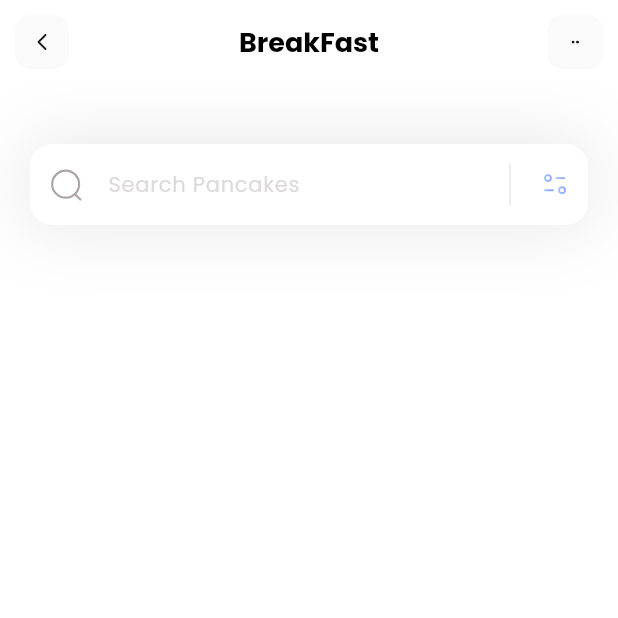
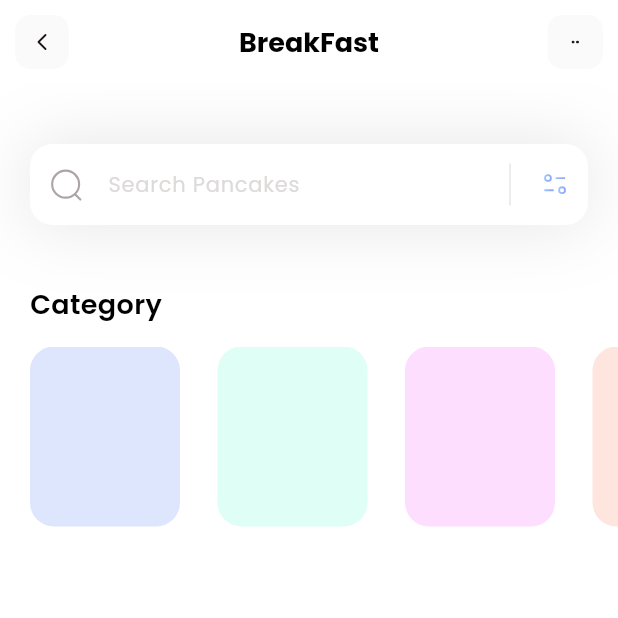
Before and after one commit to SuperiorSam22/flutter_Menu, a Flutter app: the screen it shows after launch, on a phone screen of 412 x 824 dp, the top half of it. Run offline on Flutter 3.47's test engine with Material 3 defaults, Android fonts, the phone set to English and light mode, and no system bars; our stand-ins replace flutter_svg.

Commit message:
categories box model 1

```diff
--- a/lib/main.dart
+++ b/lib/main.dart
@@ -14,7 +14,7 @@ class MyApp extends StatelessWidget {
     return MaterialApp(
       debugShowCheckedModeBanner: false,
       theme: ThemeData(fontFamily: 'Poppins'),
-      home: const HomePage()
+      home: HomePage()
     );
   }
 }
--- /dev/null
+++ b/lib/models/category_model.dart
@@ -0,0 +1,53 @@
+import 'package:flutter/material.dart';
+
+class CategoryModel{
+  String name;
+  String iconPath;
+  Color boxColor;
+
+
+  CategoryModel( {
+    required this.name,
+    required this.iconPath,
+    required this.boxColor,
+  });
+
+  static List<CategoryModel> getCategories() {
+    List<CategoryModel> categories = [];
+
+    categories.add(
+      CategoryModel(
+        name: 'Salad',
+        iconPath: 'assets/icons/plate.svg',
+        boxColor: Color.fromARGB(255, 146, 171, 253)
+      )
+    );
+
+
+    categories.add(
+      CategoryModel(
+        name: 'cake',
+        iconPath: 'assets/icons/pancakes.svg',
+        boxColor: Color.fromARGB(255, 146, 253, 224)
+      )
+    );
+
+    categories.add(
+      CategoryModel(
+        name: 'pie',
+        iconPath: 'assets/icons/pie.svg',
+        boxColor: Color.fromARGB(255, 248, 146, 253)
+      )
+    );
+
+    categories.add(
+      CategoryModel(
+        name: 'Smoothies',
+        iconPath: 'assets/icons/orange-snacks.svg',
+        boxColor: Color.fromARGB(255, 253, 169, 146)
+      )
+    );
+
+    return categories;
+  }
+}
--- a/lib/pages/home.dart
+++ b/lib/pages/home.dart
@@ -1,18 +1,84 @@
+import 'package:fitness/models/category_model.dart';
 import 'package:flutter/material.dart';
 import 'package:flutter/widgets.dart';
 import 'package:flutter_svg/flutter_svg.dart';
 
-class HomePage extends StatelessWidget {
-  const HomePage({super.key});
+  class HomePage extends StatefulWidget {
+  HomePage({super.key});
+
+  @override
+  State<HomePage> createState() => _HomePageState();
+}
+
+class _HomePageState extends State<HomePage> {
+  List<CategoryModel> categories = [];
+
+  void _getCategories() {
+    categories = CategoryModel.getCategories();
+  }
+
+  @override
+  void initState() {
+    _getCategories();
+  }
+
 
   @override
   Widget build(BuildContext context) {
+    _getCategories();
     return Scaffold(
       appBar: appBar(),
       backgroundColor: Colors.white,
       body: Column(
+        crossAxisAlignment: CrossAxisAlignment.start,
         children: [
           _searchField(),
+          SizedBox(height: 40,),
+          Column(
+            crossAxisAlignment: CrossAxisAlignment.start,
+            children: [
+              Padding(
+                padding: const EdgeInsets.only(left: 20),
+                child: Text(
+                  'Category',
+                  style: TextStyle(
+                    color: Colors.black,
+                    fontSize: 18,
+                    fontWeight: FontWeight.w600,
+                  ),
+                ),
+              ),
+              SizedBox(height: 15,),
+              Container(
+                height: 120,
+                child: ListView.separated(
+                  itemCount: categories.length,
+                  scrollDirection: Axis.horizontal,
+                  padding: EdgeInsets.only(
+                    left: 20,
+                    right: 20,
+                  ),
+                  separatorBuilder: (context, index) => SizedBox(width: 25,),
+                  itemBuilder: (context, index) {
+                    return Container(
+                      width: 100,
+                      decoration: BoxDecoration(
+                        color: categories[index].boxColor.withOpacity(0.3),
+                        borderRadius: BorderRadius.circular(16)
+                      ),
+                      child: Column(
+                        children: [
+                          Container(
+
+                          )
+                        ]
+                        ),
+                    );
+                  }
+                ),
+              )
+            ],
+          )
         ],
       ),
     );
@@ -113,8 +179,6 @@ class HomePage extends StatelessWidget {
                 color: Colors.grey[50],
                 borderRadius: BorderRadius.circular(10)
                 ),
-
-
             )
           )
         ],
```
